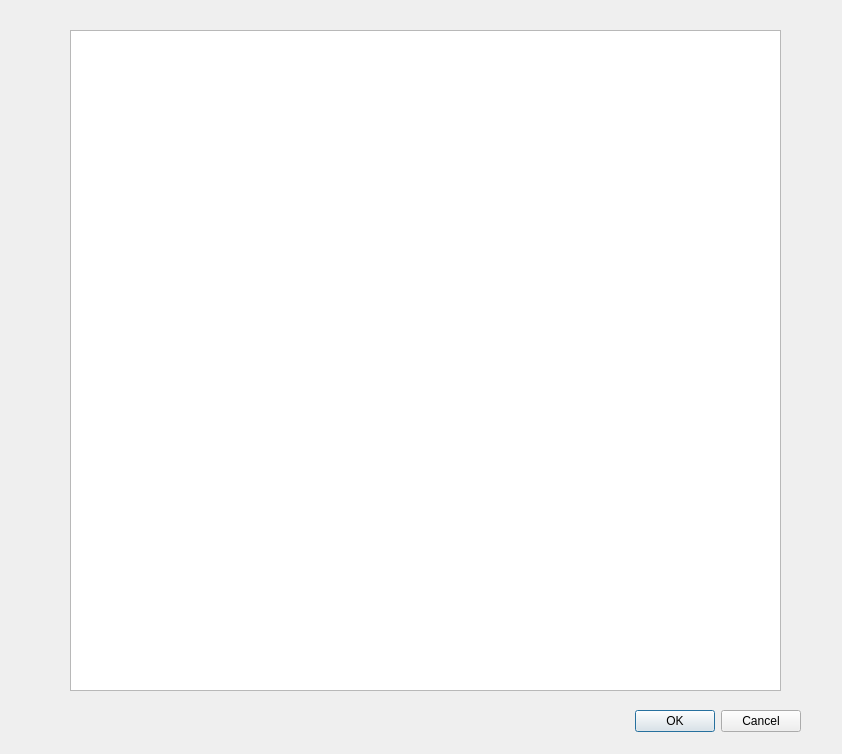
Old version of the form filterdialog.ui in the repository J1nHyeockKim/DGSW2020_Narsha_ChangeEverything.
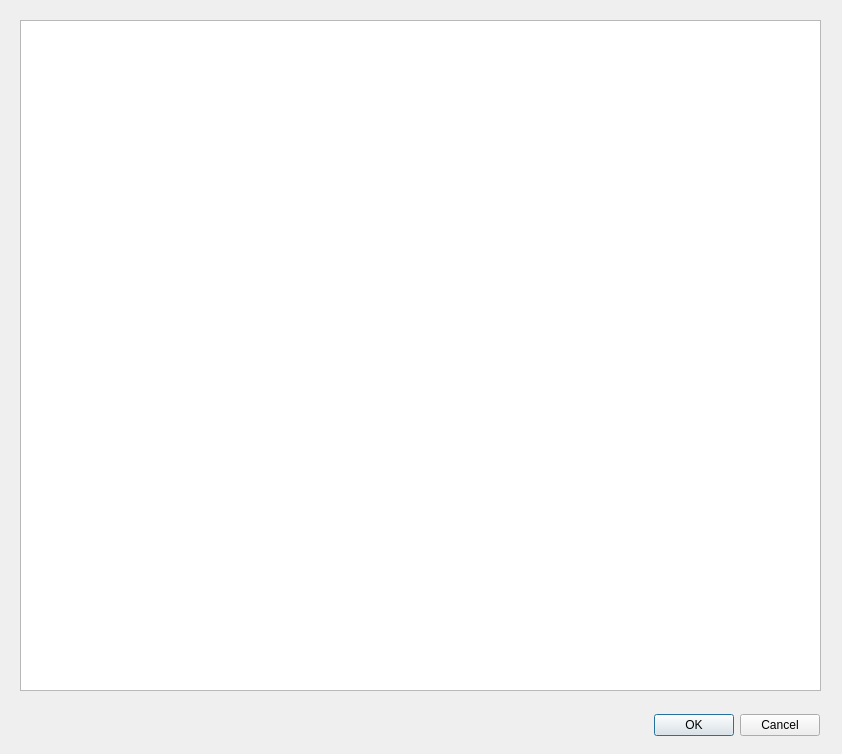
New version of the form.

```diff
--- a/filterdialog.ui
+++ b/filterdialog.ui
@@ -16,10 +16,10 @@
   <widget class="QDialogButtonBox" name="buttonBox">
    <property name="geometry">
     <rect>
-     <x>610</x>
-     <y>701</y>
-     <width>191</width>
-     <height>41</height>
+     <x>630</x>
+     <y>710</y>
+     <width>190</width>
+     <height>30</height>
     </rect>
    </property>
    <property name="orientation">
@@ -32,10 +32,10 @@
   <widget class="QListView" name="listView">
    <property name="geometry">
     <rect>
-     <x>70</x>
-     <y>30</y>
-     <width>711</width>
-     <height>661</height>
+     <x>20</x>
+     <y>20</y>
+     <width>801</width>
+     <height>671</height>
     </rect>
    </property>
   </widget>
```
